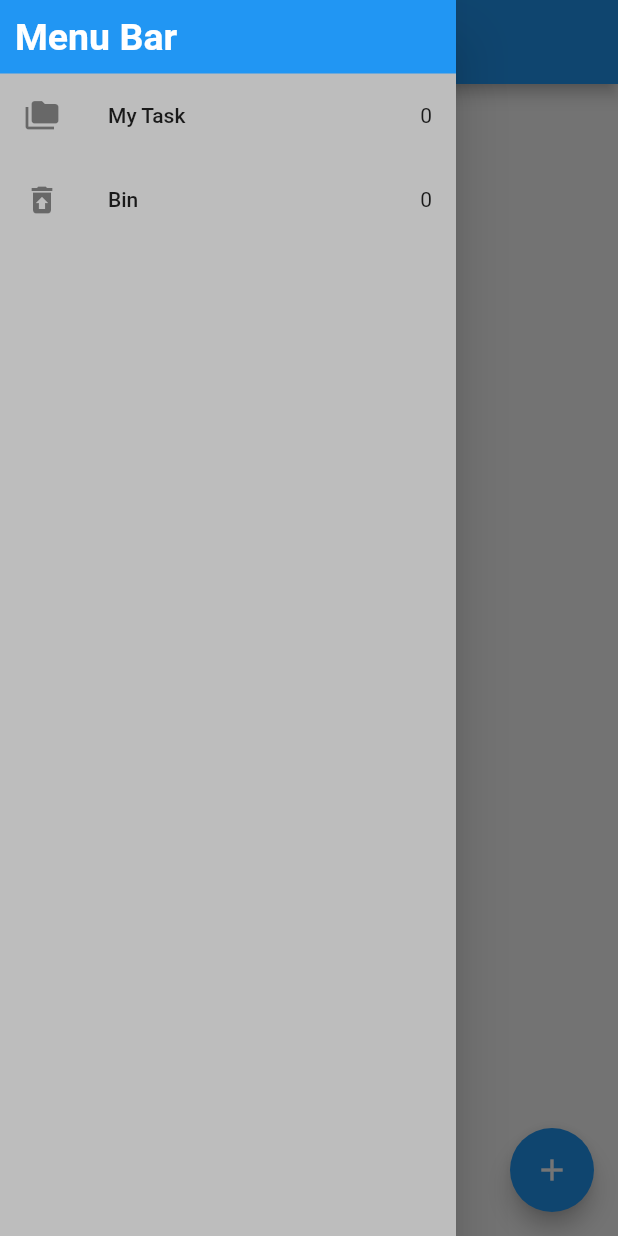
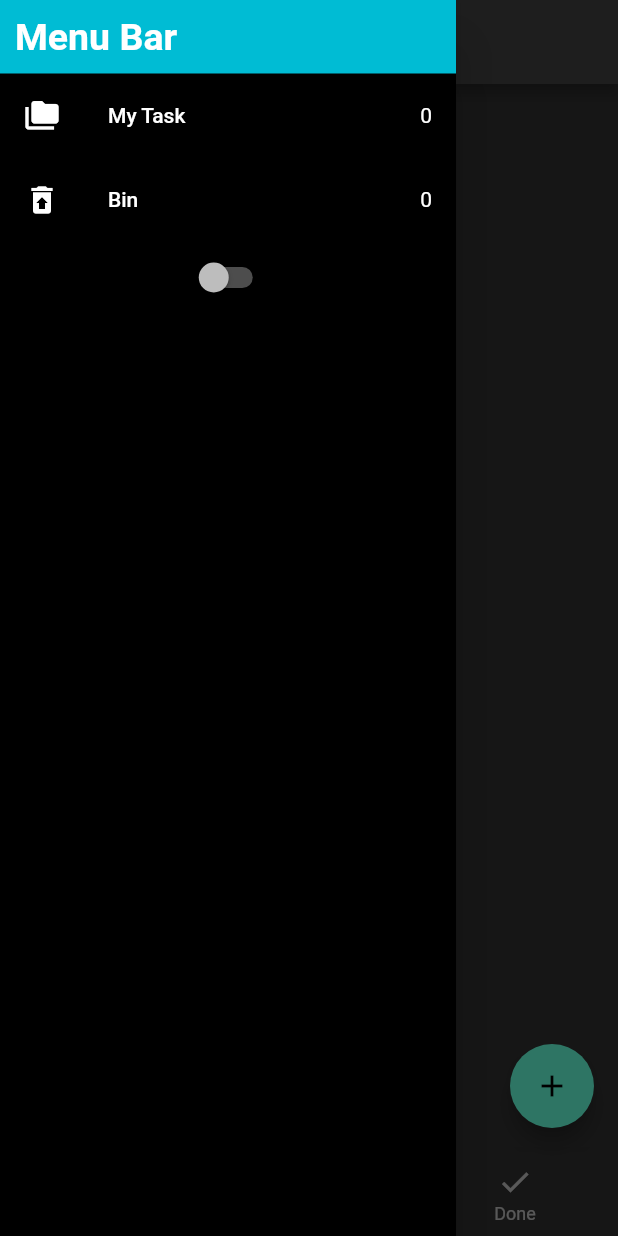
Before and after one commit to wgnalvian/TaskApp-Flutter, a Flutter app: the screen it shows after launch, with the side drawer open, on a phone screen of 412 x 824 dp. Run offline on Flutter 3.47's test engine with Material 2 defaults, Android fonts, the phone set to English and light mode, and no system bars; our stand-ins replace bloc, equatable, flutter_bloc, hydrated_bloc.

Commit message:
done maybe

```diff
--- a/lib/blocs/bloc/tasks_event.dart
+++ b/lib/blocs/bloc/tasks_event.dart
@@ -18,7 +18,7 @@ class AddTask extends TasksEvent {
 }
 
 class DeleteTask extends TasksEvent {
-   final Task task;
+  final Task task;
   const DeleteTask({
     required this.task,
   });
@@ -28,7 +28,7 @@ class DeleteTask extends TasksEvent {
 }
 
 class UpdateTask extends TasksEvent {
-   final Task task;
+  final Task task;
   const UpdateTask({
     required this.task,
   });
@@ -39,9 +39,21 @@ class UpdateTask extends TasksEvent {
 
 class MoveToBin extends TasksEvent {
   final Task task;
-  const MoveToBin({
-    required this.task
-  });
-   @override
+  const MoveToBin({required this.task});
+  @override
   List<Object> get props => [];
 }
+
+class SwitchPanel extends TasksEvent {
+  final Task task;
+  const SwitchPanel({required this.task});
+  @override
+  List<Object> get props => [];
+}
+
+class SwitchFavorite extends TasksEvent {
+  final Task task;
+  const SwitchFavorite({required this.task});
+  @override
+  List<Object> get props => [];
+}
--- /dev/null
+++ b/lib/blocs/bloc/theme_bloc_bloc.dart
@@ -0,0 +1,16 @@
+import 'package:bloc/bloc.dart';
+import 'package:equatable/equatable.dart';
+
+part 'theme_bloc_event.dart';
+part 'theme_bloc_state.dart';
+
+class ThemeBlocBloc extends Bloc<ThemeBlocEvent, ThemeBlocState> {
+  ThemeBlocBloc() : super(ThemeBlocInitial(switchValue: false)) {
+    on<SwitchOnEvent>((event, emit) {
+      emit(ThemeBlocState(switchValue: true));
+    });
+    on<SwitchOffEvent>((event, emit) {
+      emit(ThemeBlocState(switchValue: false));
+    });
+  }
+}
--- /dev/null
+++ b/lib/blocs/bloc/theme_bloc_event.dart
@@ -0,0 +1,12 @@
+part of 'theme_bloc_bloc.dart';
+
+abstract class ThemeBlocEvent extends Equatable {
+  const ThemeBlocEvent();
+
+  @override
+  List<Object> get props => [];
+}
+
+class SwitchOnEvent extends ThemeBlocEvent {}
+
+class SwitchOffEvent extends ThemeBlocEvent {}
--- /dev/null
+++ b/lib/blocs/bloc/theme_bloc_state.dart
@@ -0,0 +1,14 @@
+part of 'theme_bloc_bloc.dart';
+
+class ThemeBlocState extends Equatable {
+  final bool switchValue;
+  const ThemeBlocState({required this.switchValue});
+
+  @override
+  List<Object> get props => [switchValue];
+}
+
+class ThemeBlocInitial extends ThemeBlocState {
+  const ThemeBlocInitial({required bool switchValue})
+      : super(switchValue: switchValue);
+}
--- a/lib/main.dart
+++ b/lib/main.dart
@@ -1,27 +1,39 @@
 import 'package:flutter/material.dart';
 import 'package:hydrated_bloc/hydrated_bloc.dart';
 import 'package:path_provider/path_provider.dart';
+import 'package:task_app/blocs/bloc/theme_bloc_bloc.dart';
 
 import 'blocs/bloc_expors.dart';
 import 'package:task_app/router.dart';
 
 void main() async {
   WidgetsFlutterBinding.ensureInitialized();
-  final storage = await HydratedStorage.build(storageDirectory: await getApplicationDocumentsDirectory());
+  final storage = await HydratedStorage.build(
+      storageDirectory: await getApplicationDocumentsDirectory());
 
-   HydratedBlocOverrides.runZoned(() => runApp(const MyApp()),storage: storage);}
+  HydratedBlocOverrides.runZoned(() => runApp(const MyApp()), storage: storage);
+}
 
 class MyApp extends StatelessWidget {
   const MyApp({Key? key}) : super(key: key);
 
   @override
   Widget build(BuildContext context) {
-    return BlocProvider(
-        create: (context) => TasksBloc(),
-        child: MaterialApp(
-          initialRoute: '/',
-          routes: RouterApp.main,
-
+    return MultiBlocProvider(
+        providers: [
+          BlocProvider(create: (context) => TasksBloc()),
+          BlocProvider(create: (context) => ThemeBlocBloc())
+        ],
+        child: BlocBuilder<ThemeBlocBloc, ThemeBlocState>(
+          builder: ((context, state) => MaterialApp(
+                darkTheme: ThemeData(
+                  brightness: Brightness.dark,
+                  /* dark theme settings */
+                ),
+                themeMode: state.switchValue ? ThemeMode.light : ThemeMode.dark,
+                initialRoute: '/',
+                routes: RouterApp.main,
+              )),
         ));
   }
 }
--- a/lib/models/task.dart
+++ b/lib/models/task.dart
@@ -1,35 +1,43 @@
 // ignore_for_file: public_member_api_docs, sort_constructors_first, must_be_immutable
-
 
 import 'package:equatable/equatable.dart';
 import 'package:uuid/uuid.dart';
-class Task extends Equatable{
+
+class Task extends Equatable {
   final String title;
   String? id;
   bool? isDone;
+  bool? isFav;
+  bool? isExpand;
   bool? isDelete;
   Task({
     required this.title,
     this.id,
     this.isDone,
+    this.isFav,
     this.isDelete,
-  }){
+    this.isExpand,
+  }) {
     var uuid = Uuid();
-    id  = id ?? uuid.v4();
+    id = id ?? uuid.v4();
+    isFav = isFav ?? false;
+    isExpand = isExpand ?? false;
     isDone = isDone ?? false;
     isDelete = isDelete ?? false;
   }
 
-
-  Task copyWith({
-    String? title,
-    String? id,
-    bool? isDone,
-    bool? isDelete,
-  }) {
+  Task copyWith(
+      {String? title,
+      String? id,
+      bool? isDone,
+      bool? isExpand,
+      bool? isDelete,
+      bool? isFav}) {
     return Task(
       title: title ?? this.title,
-          id: id ?? this.id,
+      id: id ?? this.id,
+      isFav: isFav ?? this.isFav,
+      isExpand: isExpand ?? this.isExpand,
       isDone: isDone ?? this.isDone,
       isDelete: isDelete ?? this.isDelete,
     );
@@ -37,7 +45,7 @@ class Task extends Equatable{
 
   Map<String, dynamic> toMap() {
     return <String, dynamic>{
-      'id' : id,
+      'id': id,
       'title': title,
       'isDone': isDone,
       'isDelete': isDelete,
@@ -46,7 +54,7 @@ class Task extends Equatable{
 
   factory Task.fromMap(Map<String, dynamic> map) {
     return Task(
-      id :  map['id'] as String,
+      id: map['id'] as String,
       title: map['title'] as String,
       isDone: map['isDone'] != null ? map['isDone'] as bool : null,
       isDelete: map['isDelete'] != null ? map['isDelete'] as bool : null,
@@ -54,8 +62,5 @@ class Task extends Equatable{
   }
 
   @override
-
-  List<Object?> get props => [id,title,isDone,isDelete];
-
-
+  List<Object?> get props => [id, title, isDone, isExpand, isDelete, isFav];
 }
--- a/lib/screens/drawer_screen.dart
+++ b/lib/screens/drawer_screen.dart
@@ -1,25 +1,29 @@
 import 'package:flutter/material.dart';
+import 'package:task_app/blocs/bloc/theme_bloc_bloc.dart';
+import 'package:task_app/blocs/bloc_expors.dart';
 import 'package:task_app/models/task.dart';
+import 'package:provider/provider.dart';
 
 class DrawerScreen extends StatelessWidget {
-final List<Task> tasksList;
-final List<Task> taskDeleteList;
-  const DrawerScreen({
-    Key? key,
-    required this.taskDeleteList,
-   required this.tasksList
-  }):super(key: key);
+  final List<Task> tasksList;
+  final List<Task> taskDeleteList;
+  const DrawerScreen(
+      {Key? key, required this.taskDeleteList, required this.tasksList})
+      : super(key: key);
 
   @override
   Widget build(BuildContext context) {
+    // print(context.read<ThemeBlocBloc>().state.switchValue);
     return SafeArea(
       child: Drawer(
-        backgroundColor: Colors.grey.shade400,
+        backgroundColor: context.watch<ThemeBlocBloc>().state.switchValue
+            ? Colors.white
+            : Colors.black,
         child: Column(
           children: [
             Container(
                 width: double.infinity,
-                color: Colors.blue,
+                color: Colors.cyan,
                 child: const Padding(
                     padding: EdgeInsets.all(10),
                     child: Text(
@@ -40,10 +44,25 @@ final List<Task> taskDeleteList;
               ),
             ),
             ListTile(
-              onTap: () { Navigator.pushNamed(context, '/bin'); },
+              onTap: () {
+                Navigator.pushNamed(context, '/bin');
+              },
               leading: Icon(Icons.restore_from_trash),
               title: Text('Bin'),
               trailing: Text("${taskDeleteList.length}"),
+            ),
+            BlocBuilder<ThemeBlocBloc, ThemeBlocState>(
+              builder: (context, state) {
+                return Switch(
+                    value: state.switchValue,
+                    onChanged: (value) {
+                      print(value);
+
+                      state.switchValue
+                          ? context.read<ThemeBlocBloc>().add(SwitchOffEvent())
+                          : context.read<ThemeBlocBloc>().add(SwitchOnEvent());
+                    });
+              },
             )
           ],
         ),
--- a/lib/screens/home_screen.dart
+++ b/lib/screens/home_screen.dart
@@ -4,14 +4,23 @@ import 'package:flutter/material.dart';
 import 'package:task_app/blocs/bloc_expors.dart';
 import 'package:task_app/models/task.dart';
 import 'package:task_app/screens/add_task_screen.dart';
+import 'package:task_app/widgets/all_task.dart';
+import 'package:task_app/widgets/done_task.dart';
+import 'package:task_app/widgets/favorite_task.dart';
 import 'package:task_app/widgets/list_task.dart';
 
 import 'drawer_screen.dart';
 
-class Home extends StatelessWidget {
+class Home extends StatefulWidget {
   static String url = "/";
   const Home({Key? key}) : super(key: key);
 
+  @override
+  State<Home> createState() => _HomeState();
+}
+
+class _HomeState extends State<Home> {
+  int index = 0;
   void _addTask(BuildContext context) {
     showModalBottomSheet(
         context: context,
@@ -22,38 +31,23 @@ class Home extends StatelessWidget {
 
   @override
   Widget build(BuildContext context) {
-    List<Task> tasksList = context
-        .watch<TasksBloc>()
-        .state
-        .allTasks;
-          List<Task> tasksDeleteList = context
-        .watch<TasksBloc>()
-        .state
-        .deleteTasks;
-
-
+    List<Task> tasksList = context.watch<TasksBloc>().state.allTasks;
+    List<Task> tasksDeleteList = context.watch<TasksBloc>().state.deleteTasks;
+    List<Widget> _pages = [
+      AllTask(tasksList: tasksList),
+      FavoriteTask(tasksList: tasksList),
+      DoneTask(tasksList: tasksList)
+    ];
 
     return BlocBuilder<TasksBloc, TasksState>(
       builder: (context, state) {
-
-
         return Scaffold(
           drawer: DrawerScreen(
             tasksList: tasksList,
             taskDeleteList: tasksDeleteList,
           ),
           appBar: AppBar(title: const Text('Taks App')),
-          body: Column(
-            children: [
-              Center(
-                child:
-                    Chip(label: Text("${tasksList.length.toString()} Tasks")),
-              ),
-              ListTask(
-                tasks: tasksList,
-              )
-            ],
-          ),
+          body: _pages[index],
           floatingActionButton: FloatingActionButton(
             onPressed: () {
               _addTask(context);
@@ -61,6 +55,19 @@ class Home extends StatelessWidget {
             tooltip: 'Add Task',
             child: const Icon(Icons.add),
           ),
+          bottomNavigationBar: BottomNavigationBar(
+              onTap: (value) {
+                setState(() {
+                  index = value;
+                });
+              },
+              currentIndex: index,
+              items: const <BottomNavigationBarItem>[
+                BottomNavigationBarItem(icon: Icon(Icons.home), label: 'Home'),
+                BottomNavigationBarItem(
+                    icon: Icon(Icons.favorite), label: 'Favorite'),
+                BottomNavigationBarItem(icon: Icon(Icons.check), label: 'Done')
+              ]),
         );
       },
     );
--- a/lib/screens/recycle_bin_screen.dart
+++ b/lib/screens/recycle_bin_screen.dart
@@ -8,7 +8,6 @@ class RecycleBin extends StatelessWidget {
   static const url = "/bin";
   @override
   Widget build(BuildContext context) {
-
     final deleteTask = context.watch<TasksBloc>().state.deleteTasks;
     return Scaffold(
       appBar: AppBar(title: const Text('Recycle Bin')),
@@ -22,11 +21,6 @@ class RecycleBin extends StatelessWidget {
           )
         ],
       ),
-      floatingActionButton: FloatingActionButton(
-        onPressed: () {},
-        tooltip: 'Add Task',
-        child: const Icon(Icons.add),
-      ),
     );
   }
 }
--- /dev/null
+++ b/lib/widgets/all_task.dart
@@ -0,0 +1,26 @@
+import 'package:flutter/material.dart';
+import 'package:task_app/models/task.dart';
+import 'package:task_app/widgets/list_task.dart';
+
+class AllTask extends StatelessWidget {
+  const AllTask({
+    Key? key,
+    required this.tasksList,
+  }) : super(key: key);
+
+  final List<Task> tasksList;
+
+  @override
+  Widget build(BuildContext context) {
+    return Column(
+      children: [
+        Center(
+          child: Chip(label: Text("${tasksList.length.toString()} Tasks")),
+        ),
+        ListTask(
+          tasks: tasksList,
+        )
+      ],
+    );
+  }
+}
```
Also changed, not shown: lib/blocs/bloc/tasks_bloc.dart (+31 -3 lines), lib/screens/add_task_screen.dart (+20 -14 lines), lib/widgets/done_task.dart (added, +34 -0 lines), lib/widgets/favorite_task.dart (added, +33 -0 lines), lib/widgets/list_task.dart (+64 -25 lines).
